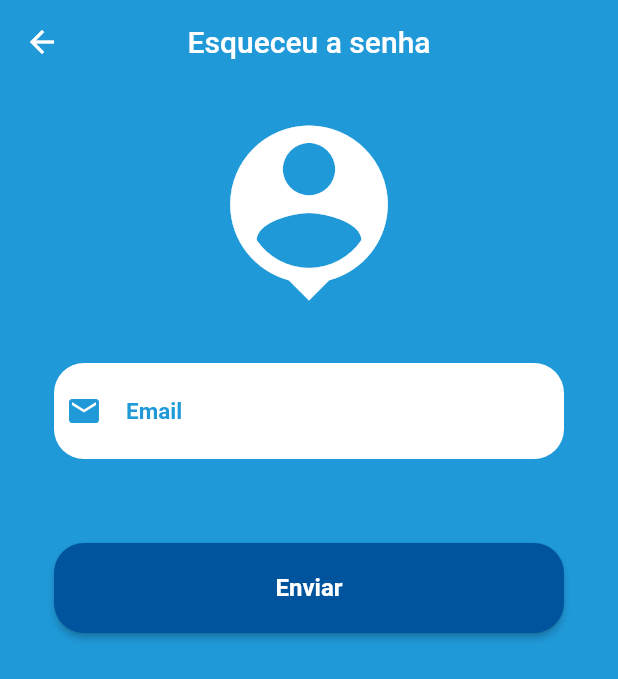
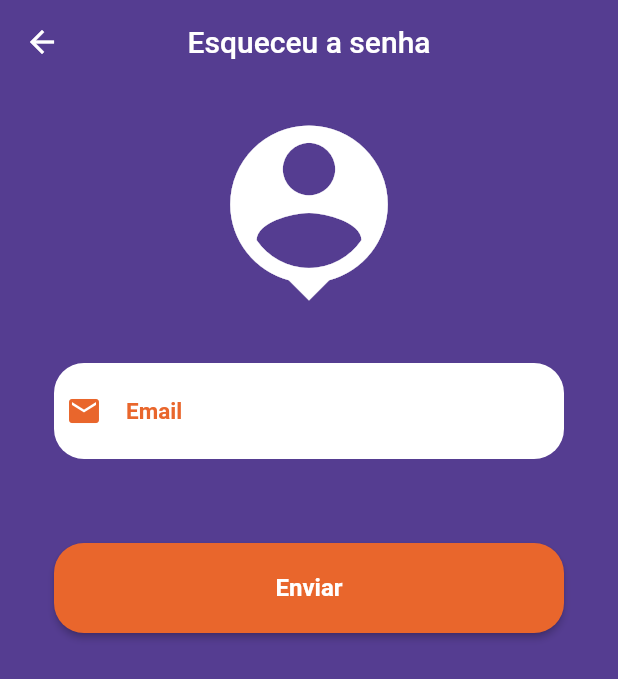
Before and after one commit to guischpor/interface_app_agencia_gsp, a Flutter app: the RegisterScreen screen opened directly, on a phone screen of 412 x 824 dp. Shown: the top 679 px of the screen. Run offline on Flutter 3.47's test engine with Material 2 defaults, Android fonts, the phone set to English and light mode, and no system bars.

Commit message:
upgrade UI

```diff
--- a/lib/screens/home_screen.dart
+++ b/lib/screens/home_screen.dart
@@ -23,7 +23,7 @@ class _HomeScreenState extends State<HomeScreen> {
       appBar: AppBar(
         title: Text('Home'),
         centerTitle: true,
-        backgroundColor: style.backgroundApp,
+        backgroundColor: style.backgroundAppPurple,
       ),
       drawer: BuildDrawer(),
       body: ListView(
--- a/lib/screens/login_screen.dart
+++ b/lib/screens/login_screen.dart
@@ -15,7 +15,7 @@ class _LoginScreenState extends State<LoginScreen> {
   @override
   Widget build(BuildContext context) {
     return Scaffold(
-      backgroundColor: style.backgroundApp,
+      backgroundColor: style.backgroundAppPurple,
       body: SafeArea(
         child: ListView(
           padding: EdgeInsets.all(16),
@@ -26,7 +26,7 @@ class _LoginScreenState extends State<LoginScreen> {
             Container(
               height: 100,
               child: Image(
-                image: AssetImage('images/logo2.png'),
+                image: AssetImage('images/logo.png'),
                 //width: 20,
               ),
             ),
--- a/lib/screens/register_screen.dart
+++ b/lib/screens/register_screen.dart
@@ -17,11 +17,11 @@ class _RegisterScreenState extends State<RegisterScreen> {
     return Scaffold(
       appBar: AppBar(
         title: Text('Esqueceu a senha'),
-        backgroundColor: style.backgroundApp,
+        backgroundColor: style.backgroundAppPurple,
         elevation: 0,
         centerTitle: true,
       ),
-      backgroundColor: style.backgroundApp,
+      backgroundColor: style.backgroundAppPurple,
       body: ListView(
         padding: EdgeInsets.all(16),
         children: <Widget>[
--- a/lib/styles/styles.dart
+++ b/lib/styles/styles.dart
@@ -2,7 +2,11 @@ import 'package:flutter/material.dart';
 
 class Styles {
   Color backgroundApp = Color.fromRGBO(31, 153, 216, 1.0);
+  Color backgroundAppPurple = Color.fromRGBO(85, 61, 145, 1.0);
   Color colorButtonSignInUp = Color.fromRGBO(0, 84, 158, 1.0);
+  Color colorButtonSignInUpOrange = Color.fromRGBO(233, 102, 44, 1.0);
   Color menuHomeColor = Color.fromRGBO(31, 153, 216, 1.0);
   Color iconColor = Color.fromRGBO(31, 153, 216, 1.0);
+  Color iconColorOrange = Color.fromRGBO(233, 102, 44, 1.0);
+  Color colorInputTextOrange = Color.fromRGBO(233, 102, 44, 1.0);
 }
--- a/lib/widgets/home/build_drawer.dart
+++ b/lib/widgets/home/build_drawer.dart
@@ -19,6 +19,7 @@ class BuildDrawer extends StatefulWidget {
 
 class _BuildDrawerState extends State<BuildDrawer> {
   Styles style = Styles();
+
   @override
   Widget build(BuildContext context) {
     return Drawer(
@@ -27,7 +28,7 @@ class _BuildDrawerState extends State<BuildDrawer> {
         children: <Widget>[
           DrawerHeader(
             decoration: BoxDecoration(
-              color: style.backgroundApp,
+              color: style.backgroundAppPurple,
             ),
             margin: EdgeInsets.zero,
             padding: EdgeInsets.zero,
--- a/lib/widgets/home/tiles_drawer.dart
+++ b/lib/widgets/home/tiles_drawer.dart
@@ -18,12 +18,12 @@ class TilesDrawer extends StatelessWidget {
     return ListTile(
       leading: Icon(
         icon,
-        color: style.backgroundApp,
+        color: style.iconColorOrange,
       ),
       title: Text(
         title,
         style: TextStyle(
-          color: style.backgroundApp,
+          color: style.colorInputTextOrange,
           fontSize: 14,
           fontWeight: FontWeight.bold,
         ),
--- a/lib/widgets/login/build_signin_button.dart
+++ b/lib/widgets/login/build_signin_button.dart
@@ -15,7 +15,7 @@ class BuildSigInButton extends StatelessWidget {
       height: 60,
       width: 350,
       child: RaisedButton(
-        color: style.colorButtonSignInUp,
+        color: style.colorButtonSignInUpOrange,
         textColor: Colors.white,
         onPressed: () {
           Navigator.of(context).pushReplacement(
--- a/lib/widgets/login/form_container.dart
+++ b/lib/widgets/login/form_container.dart
@@ -15,7 +15,7 @@ class FormContainer extends StatelessWidget {
             InputField(
               hint: 'Email',
               icon: Icons.email,
-              iconColor: style.backgroundApp,
+              iconColor: style.iconColorOrange,
               obscure: false,
             ),
             SizedBox(
@@ -25,7 +25,7 @@ class FormContainer extends StatelessWidget {
               hint: 'Senha',
               icon: Icons.lock,
               obscure: true,
-              iconColor: style.backgroundApp,
+              iconColor: style.iconColorOrange,
             ),
           ],
         ),
--- a/lib/widgets/login/input_field.dart
+++ b/lib/widgets/login/input_field.dart
@@ -29,7 +29,7 @@ class InputField extends StatelessWidget {
       child: TextFormField(
         obscureText: obscure,
         style: TextStyle(
-          color: style.backgroundApp,
+          color: style.colorInputTextOrange,
         ),
         decoration: InputDecoration(
           icon: Icon(
--- a/lib/widgets/register/build_signup_button.dart
+++ b/lib/widgets/register/build_signup_button.dart
@@ -14,7 +14,7 @@ class BuildSigInButton extends StatelessWidget {
       height: 60,
       width: 340,
       child: RaisedButton(
-        color: style.colorButtonSignInUp,
+        color: style.colorButtonSignInUpOrange,
         textColor: Colors.white,
         onPressed: () {},
         child: Text(
--- a/lib/widgets/register/form_container.dart
+++ b/lib/widgets/register/form_container.dart
@@ -1,7 +1,10 @@
 import 'package:flutter/material.dart';
 import 'package:ui_app_teste/widgets/register/input_field.dart';
+import 'package:ui_app_teste/styles/styles.dart';
 
 class FormContainer extends StatelessWidget {
+  Styles style = Styles();
+
   @override
   Widget build(BuildContext context) {
     return Container(
@@ -9,27 +12,15 @@ class FormContainer extends StatelessWidget {
       child: Form(
         child: Column(
           children: <Widget>[
-            // InputField(
-            //   hint: 'Username',
-            //   icon: Icons.person,
-            //   obscure: false,
-            // ),
-            // SizedBox(
-            //   height: 16.0,
-            // ),
             InputField(
               hint: 'Email',
               icon: Icons.email,
               obscure: false,
+              iconColor: style.iconColorOrange,
             ),
             SizedBox(
               height: 16.0,
             ),
-            // InputField(
-            //   hint: 'Password',
-            //   icon: Icons.lock,
-            //   obscure: true,
-            // ),
           ],
         ),
       ),
--- a/lib/widgets/register/input_field.dart
+++ b/lib/widgets/register/input_field.dart
@@ -3,11 +3,15 @@ import 'package:ui_app_teste/styles/styles.dart';
 
 class InputField extends StatelessWidget {
   final IconData icon;
+  final Color iconColor;
   final String hint;
   final bool obscure;
 
   InputField(
-      {@required this.hint, @required this.icon, @required this.obscure});
+      {@required this.hint,
+      @required this.icon,
+      @required this.obscure,
+      @required this.iconColor});
 
   Styles style = Styles();
 
@@ -24,17 +28,17 @@ class InputField extends StatelessWidget {
       child: TextFormField(
         obscureText: obscure,
         style: TextStyle(
-          color: style.backgroundApp,
+          color: style.colorInputTextOrange,
         ),
         decoration: InputDecoration(
           icon: Icon(
             icon,
-            color: style.backgroundApp,
+            color: iconColor,
           ),
           border: InputBorder.none,
           hintText: hint,
           hintStyle: TextStyle(
-            color: style.backgroundApp,
+            color: style.colorInputTextOrange,
             fontSize: 15.0,
             fontWeight: FontWeight.bold,
           ),
```
Also changed, not shown: lib/widgets/home/build_info.dart (+6 -3 lines), images/gsp.png (deleted), images/logo.jpeg (deleted), images/logo.png (added), images/logo2.png (deleted), images/perfil.jpg (deleted), images/perfil2.jpeg (deleted), images/perfil2.jpg (added).
